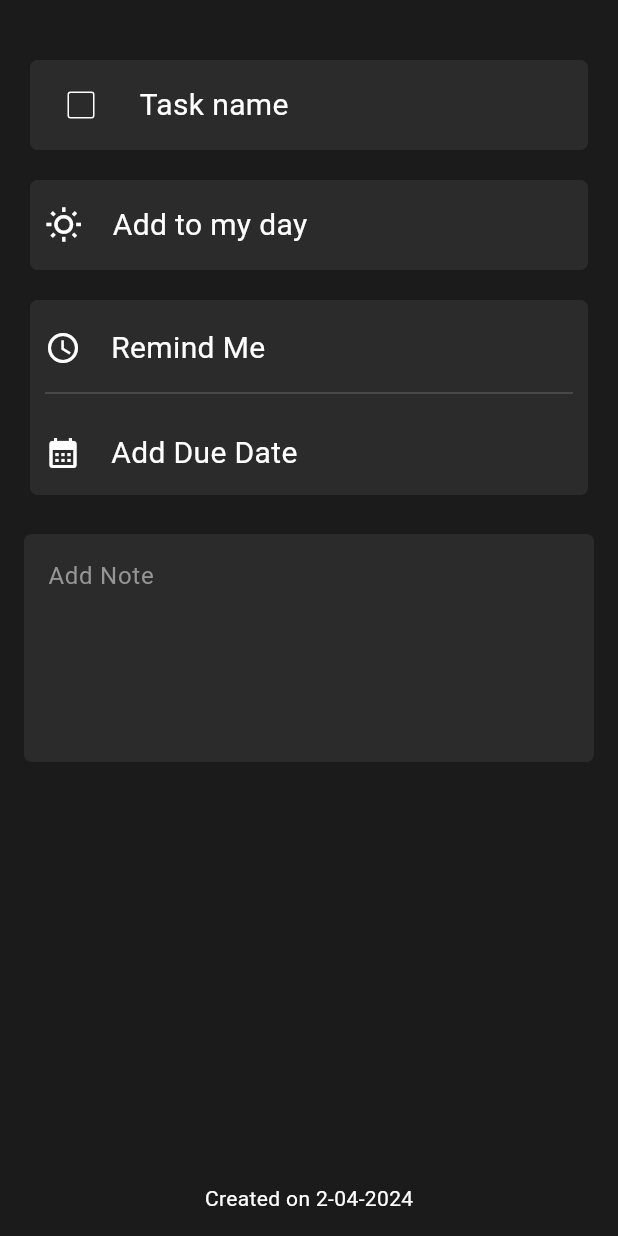
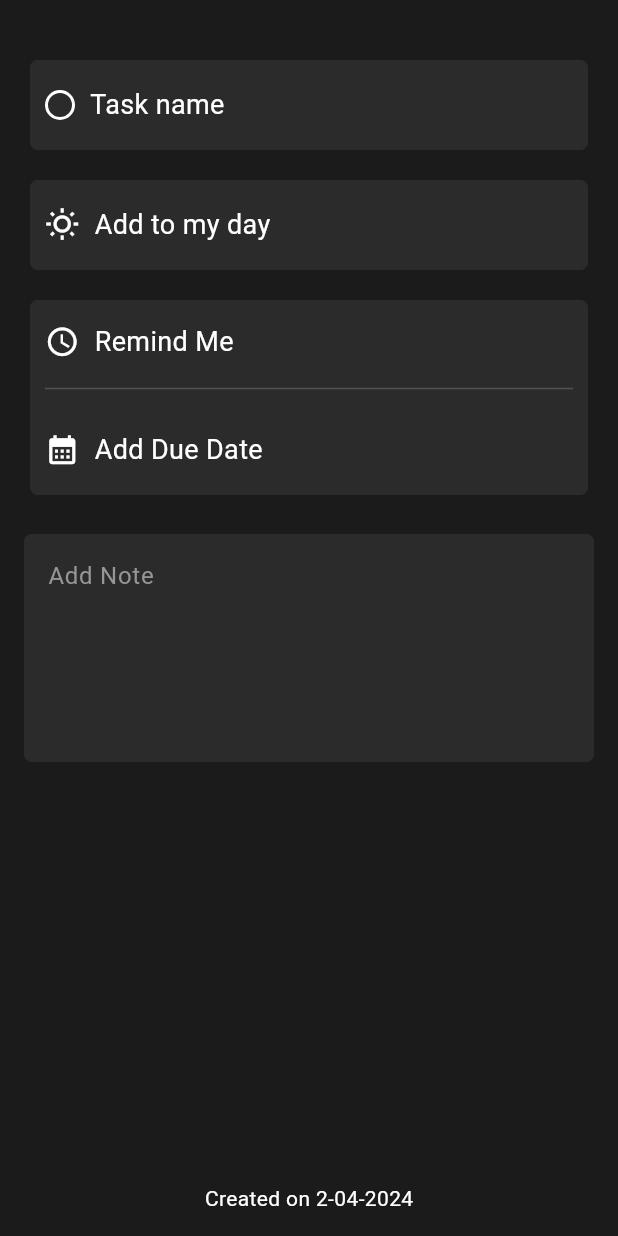
Before and after one commit to MRBRINE01/todo-list-flutter, a Flutter app: the RightPanel screen opened directly, on a phone screen of 412 x 824 dp. Run offline on Flutter 3.47's test engine with Material 3 defaults, Android fonts, the phone set to English and light mode, and no system bars; missing offline and left inert: dart:js; network calls fail; statements that could not run were skipped.

Commit message:
delete and edit list(design and api), allignment for right panel

```diff
--- a/frontend/todo_list/lib/views/right_panel.dart
+++ b/frontend/todo_list/lib/views/right_panel.dart
@@ -10,7 +10,7 @@ class RightPanel extends StatefulWidget {
 }
 
 class _RightPanelState extends State<RightPanel> {
-  bool isChecked = false;
+  bool isCompleted = false;
 
   TextEditingController dateController = TextEditingController();
   String? selectedDate;
@@ -27,8 +27,7 @@ class _RightPanelState extends State<RightPanel> {
                   colorScheme: ColorScheme.dark(
                       primary: Constants.calender1Color,
                       onPrimary: Constants.calender1Color,
-                      onSurface: Constants.calender1Color)
-                      ),
+                      onSurface: Constants.calender1Color)),
               child: child!);
         });
 
@@ -58,26 +57,38 @@ class _RightPanelState extends State<RightPanel> {
               child: Row(
                 children: [
                   Padding(
-                    padding: const EdgeInsets.all(10),
-                    child: Checkbox(
-                      value: isChecked,
-                      onChanged: (bool? value) {
-                        setState(() {
-                          isChecked = value!;
-                        });
-                      },
-                      checkColor: Constants.textColor,
-                      side: BorderSide(color: Constants.textColor, width: 1),
+                    padding: const EdgeInsets.only(left: 10),
+                    child: GestureDetector(
+                      // onTap: () => toggleTask(task, isCompleted),
+                      child: Container(
+                        width: 20,
+                        height: 20,
+                        decoration: BoxDecoration(
+                          shape: BoxShape.circle,
+                          border:
+                              Border.all(color: Constants.textColor, width: 2),
+                          color: isCompleted
+                              ? Constants.checkColor
+                              : Colors.transparent,
+                        ),
+                        child: isCompleted
+                            ? Icon(
+                                Icons.check,
+                                color: Constants.textColor,
+                                size: 16,
+                              )
+                            : null,
+                      ),
                     ),
                   ),
                   Padding(
-                    padding: const EdgeInsets.only(left: 5),
+                    padding: const EdgeInsets.only(left: 10),
                     child: Text(
                       "Task name",
                       style: TextStyle(
                         color: Constants.textColor,
-                        fontSize: 20,
-                        decoration: isChecked
+                        fontSize: 18,
+                        decoration: isCompleted
                             ? TextDecoration.lineThrough
                             : TextDecoration.none,
                         decorationColor: Constants.textColor,
@@ -101,10 +112,10 @@ class _RightPanelState extends State<RightPanel> {
               child: Row(
                 children: [
                   Padding(
-                    padding: const EdgeInsets.all(10),
+                    padding: const EdgeInsets.only(left: 10),
                     child: Icon(
                       Icons.wb_sunny_outlined,
-                      size: 25,
+                      size: 23,
                       color: Constants.textColor,
                     ),
                   ),
@@ -113,7 +124,7 @@ class _RightPanelState extends State<RightPanel> {
                     child: Text(
                       "Add to my day",
                       style:
-                          TextStyle(color: Constants.textColor, fontSize: 20),
+                          TextStyle(color: Constants.textColor, fontSize: 18),
                     ),
                   ),
                 ],
@@ -132,13 +143,14 @@ class _RightPanelState extends State<RightPanel> {
               child: Column(
                 children: [
                   Padding(
-                    padding: const EdgeInsets.only(top: 10),
+                    padding: const EdgeInsets.only(top: 15),
                     child: Row(
                       children: [
                         Padding(
-                          padding: const EdgeInsets.all(10),
+                          padding: const EdgeInsets.only(left: 10),
                           child: Icon(
                             Icons.watch_later_outlined,
+                            size: 23,
                             color: Constants.textColor,
                           ),
                         ),
@@ -147,14 +159,16 @@ class _RightPanelState extends State<RightPanel> {
                           child: Text(
                             "Remind Me",
                             style: TextStyle(
-                                color: Constants.textColor, fontSize: 20),
+                              color: Constants.textColor,
+                              fontSize: 18,
+                            ),
                           ),
                         )
                       ],
                     ),
                   ),
                   Padding(
-                    padding: const EdgeInsets.only(right: 10, left: 10),
+                    padding: const EdgeInsets.all(10),
                     child: Divider(thickness: 1, color: Constants.dividerColor),
                   ),
                   GestureDetector(
@@ -166,9 +180,10 @@ class _RightPanelState extends State<RightPanel> {
                           child: Row(
                             children: [
                               Padding(
-                                padding: const EdgeInsets.all(10),
+                                padding: const EdgeInsets.only(left: 10),
                                 child: Icon(
                                   Icons.calendar_month,
+                                  size: 23,
                                   color: Constants.textColor,
                                 ),
                               ),
@@ -177,7 +192,7 @@ class _RightPanelState extends State<RightPanel> {
                                 child: Text(
                                   selectedDate ?? "Add Due Date",
                                   style: TextStyle(
-                                      color: Constants.textColor, fontSize: 20),
+                                      color: Constants.textColor, fontSize: 18),
                                 ),
                               )
                             ],
```
Also changed, not shown: frontend/todo_list/lib/main.dart (+10 -0 lines), frontend/todo_list/lib/repositories/delete_list_repo.dart (added, +31 -0 lines), frontend/todo_list/lib/repositories/edit_list_repo.dart (added, +27 -0 lines), frontend/todo_list/lib/views/left_panel.dart (+135 -7 lines), frontend/todo_list/lib/views/main_layout.dart (+7 -8 lines).
